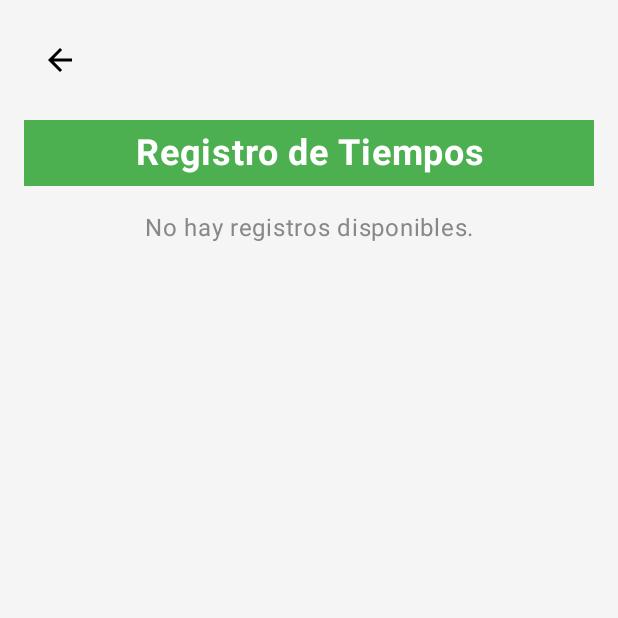
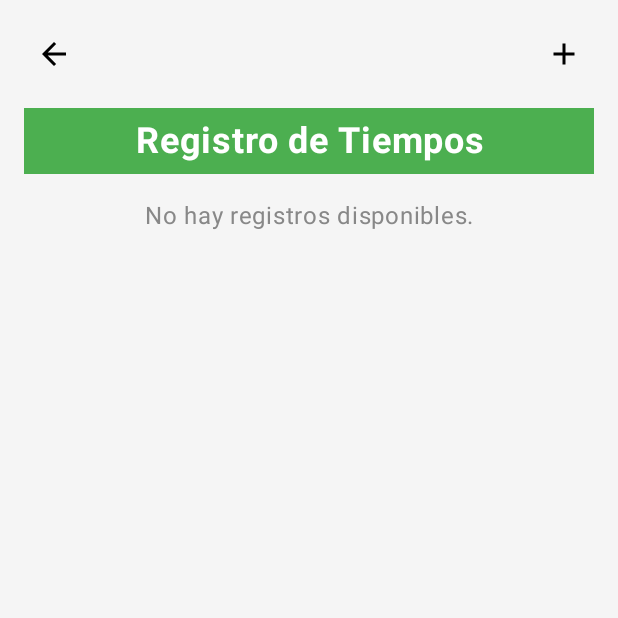
Before and after one commit to LuisSanta17/AppTesis, an Android app built with Jetpack Compose: the screen it shows after launch (MainActivity), after a tap on "Registro de Tiempo", on a phone screen of 412 x 824 dp, the top half of it. Run offline under Robolectric (Android 15) with nearby library versions, the phone set to English and light mode, and no system bars.

Commit message:
V4.1 cambios en la interfaz de usuario, cambios en la ubicacion de los botones

```diff
--- a/app/build.gradle.kts
+++ b/app/build.gradle.kts
@@ -62,6 +62,10 @@ dependencies {
     implementation("androidx.compose.ui:ui-tooling-preview:1.1.0")
     implementation("androidx.compose.foundation:foundation:1.3.1")
     implementation("androidx.compose.runtime:runtime:1.3.1")
+    implementation("androidx.activity:activity-compose:1.3.1")
+    implementation("androidx.lifecycle:lifecycle-runtime-ktx:2.3.1")
+    implementation("androidx.navigation:navigation-compose:2.4.0-alpha10")
+    implementation("com.google.accompanist:accompanist-permissions:0.20.0")
     testImplementation(libs.junit)
     androidTestImplementation(libs.androidx.junit)
     androidTestImplementation(libs.androidx.espresso.core)
--- a/app/src/main/java/com/example/appv1/MainActivity.kt
+++ b/app/src/main/java/com/example/appv1/MainActivity.kt
@@ -19,6 +19,7 @@ import androidx.compose.ui.res.painterResource
 import androidx.compose.ui.text.font.FontWeight
 import androidx.compose.ui.text.style.TextAlign
 import androidx.compose.ui.tooling.preview.Preview
+import androidx.compose.ui.unit.Dp
 import androidx.compose.ui.unit.dp
 import androidx.compose.ui.unit.sp
 import com.example.appv1.ui.theme.AppV1Theme
@@ -50,15 +51,28 @@ fun MyApp() {
     var logs by remember { mutableStateOf(listOf<StimulusLog>()) }
 
     when {
-        showLogScreen -> LogScreen(logs, onBackClick = { showLogScreen = false })
-        showStimulusScreen -> StimulusScreen(onBackClick = { showStimulusScreen = false }) { log ->
+        showLogScreen -> LogScreen(
+            logs,
+            onBackClick = { showLogScreen = false },
+            onAddStimulusClick = {
+                showLogScreen = false
+                showStimulusScreen = true
+            }
+        )
+        showStimulusScreen -> StimulusScreen(
+            onBackClick = {
+                showStimulusScreen = false
+                showLogScreen = true
+            }
+        ) { log ->
             logs = logs + log
             showStimulusScreen = false
             showLogScreen = true
         }
         showMainScreen -> MainScreen(
             onBackClick = { showMainScreen = false },
-            onNavigateToStimulus = { showStimulusScreen = true }
+            onNavigateToStimulus = { showStimulusScreen = true },
+            onNavigateToLog = { showLogScreen = true }
         )
         else -> InitialScreen(
             onNavigateToMain = { showMainScreen = true },
@@ -98,7 +112,8 @@ fun InitialScreen(onNavigateToMain: () -> Unit, onNavigateToLog: () -> Unit) {
                 text = "Iniciar",
                 color = ButtonColor,
                 icon = Icons.Default.PlayArrow,
-                onClick = onNavigateToMain
+                onClick = onNavigateToMain,
+                height = 56.dp // Slightly larger height
             )
             Spacer(modifier = Modifier.height(16.dp))
 
@@ -106,7 +121,8 @@ fun InitialScreen(onNavigateToMain: () -> Unit, onNavigateToLog: () -> Unit) {
                 text = "Conectar\nBluetooth",
                 color = ButtonColor,
                 icon = Icons.Default.Bluetooth,
-                onClick = { /* TODO: Add Bluetooth connection logic */ }
+                onClick = { /* TODO: Add Bluetooth connection logic */ },
+                height = 56.dp // Slightly larger height
             )
             Spacer(modifier = Modifier.height(16.dp))
 
@@ -114,7 +130,8 @@ fun InitialScreen(onNavigateToMain: () -> Unit, onNavigateToLog: () -> Unit) {
                 text = "Registro de\nTiempo",
                 color = ButtonColor,
                 icon = Icons.Default.List,
-                onClick = onNavigateToLog
+                onClick = onNavigateToLog,
+                height = 56.dp // Slightly larger height
             )
         }
     }
@@ -159,7 +176,7 @@ fun PersonImage(imageRes: Int) {
 }
 
 @Composable
-fun MainScreen(modifier: Modifier = Modifier, onBackClick: () -> Unit, onNavigateToStimulus: () -> Unit) {
+fun MainScreen(modifier: Modifier = Modifier, onBackClick: () -> Unit, onNavigateToStimulus: () -> Unit, onNavigateToLog: () -> Unit) {
     val buttonColor = ButtonColor
     val backgroundColor = BackgroundColor
     var mode by remember { mutableStateOf(1) }
@@ -176,7 +193,7 @@ fun MainScreen(modifier: Modifier = Modifier, onBackClick: () -> Unit, onNavigat
             onClick = onBackClick,
             modifier = Modifier
                 .padding(8.dp)
-                .size(32.dp) // Reduced size
+                .size(24.dp) // Reduced size
         ) {
             Icon(
                 imageVector = Icons.Default.ArrowBack,
@@ -211,14 +228,6 @@ fun MainScreen(modifier: Modifier = Modifier, onBackClick: () -> Unit, onNavigat
         Spacer(modifier = Modifier.height(16.dp))
 
         ButtonContainer(
-            text = "Agregar Tiempo de Estimulo",
-            color = buttonColor,
-            icon = Icons.Default.Add,
-            onClick = onNavigateToStimulus
-        )
-        Spacer(modifier = Modifier.height(16.dp))
-
-        ButtonContainer(
             text = "Seleccionar Pierna: ${selectedLeg?.toString() ?: "Ninguna"}",
             color = buttonColor,
             icon = Icons.Default.DirectionsRun,
@@ -239,6 +248,15 @@ fun MainScreen(modifier: Modifier = Modifier, onBackClick: () -> Unit, onNavigat
                 }
             )
         }
+
+        Spacer(modifier = Modifier.height(16.dp))
+
+        ButtonContainer(
+            text = "Registro de Tiempo",
+            color = buttonColor,
+            icon = Icons.Default.List,
+            onClick = onNavigateToLog
+        )
     }
 }
 
@@ -314,7 +332,7 @@ fun StimulusScreen(onBackClick: () -> Unit, onSaveLog: (StimulusLog) -> Unit) {
             onClick = onBackClick,
             modifier = Modifier
                 .padding(8.dp)
-                .size(32.dp) // Reduced size
+                .size(24.dp) // Reduced size
         ) {
             Icon(
                 imageVector = Icons.Default.ArrowBack,
@@ -325,7 +343,7 @@ fun StimulusScreen(onBackClick: () -> Unit, onSaveLog: (StimulusLog) -> Unit) {
 
         Spacer(modifier = Modifier.height(16.dp))
 
-        TopBar(title = "Registro de Tiempo de Estímulo")
+        TopBar(title = "Agregar Tiempo de Estímulo")
 
         Spacer(modifier = Modifier.height(16.dp))
 
@@ -396,7 +414,7 @@ fun StimulusScreen(onBackClick: () -> Unit, onSaveLog: (StimulusLog) -> Unit) {
 }
 
 @Composable
-fun LogScreen(logs: List<StimulusLog>, onBackClick: () -> Unit) {
+fun LogScreen(logs: List<StimulusLog>, onBackClick: () -> Unit, onAddStimulusClick: () -> Unit) {
     Column(
         modifier = Modifier
             .fillMaxSize()
@@ -404,17 +422,35 @@ fun LogScreen(logs: List<StimulusLog>, onBackClick: () -> Unit) {
             .padding(16.dp),
         verticalArrangement = Arrangement.Top
     ) {
+        Row(
+            modifier = Modifier.fillMaxWidth(),
+            horizontalArrangement = Arrangement.SpaceBetween,
+            verticalAlignment = Alignment.CenterVertically
+        ) {
             IconButton(
                 onClick = onBackClick,
                 modifier = Modifier
                     .padding(8.dp)
-                .size(32.dp) // Reduced size
+                    .size(24.dp) // Reduced size
             ) {
                 Icon(
                     imageVector = Icons.Default.ArrowBack,
                     contentDescription = "Retroceder",
                     tint = Color.Black
                 )
+            }
+            IconButton(
+                onClick = onAddStimulusClick,
+                modifier = Modifier
+                    .padding(8.dp)
+                    .size(24.dp) // Reduced size
+            ) {
+                Icon(
+                    imageVector = Icons.Default.Add,
+                    contentDescription = "Agregar Tiempo de Estímulo",
+                    tint = Color.Black
+                )
+            }
         }
         Spacer(modifier = Modifier.height(16.dp))
 
@@ -457,18 +493,18 @@ fun StimulusLogItem(log: StimulusLog) {
 }
 
 @Composable
-fun ButtonContainer(text: String, color: Color, icon: ImageVector, onClick: () -> Unit) {
+fun ButtonContainer(text: String, color: Color, icon: ImageVector, onClick: () -> Unit, height: Dp = 48.dp) {
     Button(
         onClick = onClick,
         colors = ButtonDefaults.buttonColors(color),
         modifier = Modifier
             .fillMaxWidth()
-            .height(56.dp)
+            .height(height) // Adjustable height
             .padding(horizontal = 8.dp)
     ) {
-        Icon(icon, contentDescription = text, modifier = Modifier.size(24.dp))
+        Icon(icon, contentDescription = text, modifier = Modifier.size(20.dp)) // Reduced icon size
         Spacer(modifier = Modifier.width(8.dp))
-        Text(text = text, fontSize = 16.sp, fontWeight = FontWeight.Bold)
+        Text(text = text, fontSize = 14.sp, fontWeight = FontWeight.Bold) // Reduced text size
     }
 }
 
```
Lines whose indentation alone changed are shown as unchanged.
